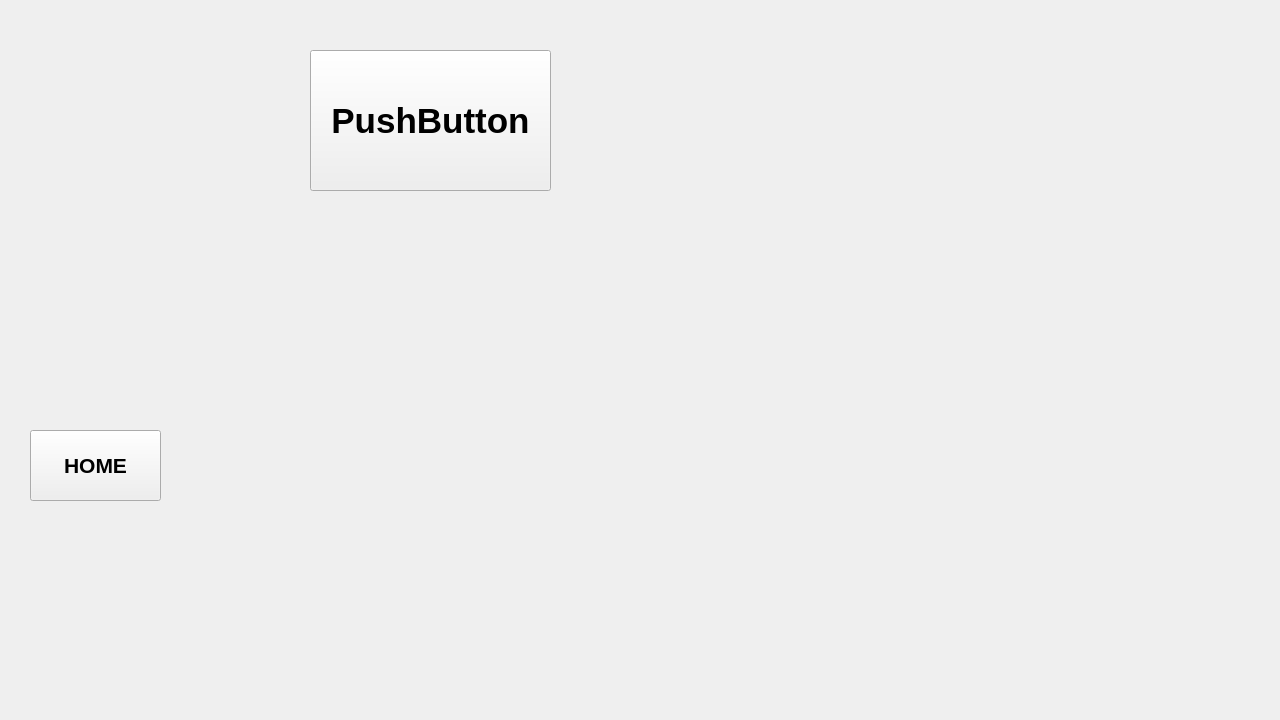
This is mainwindow.ui in solarpieter/SP515_Display_2 as Qt 5 draws it before an edit. The edited form follows.
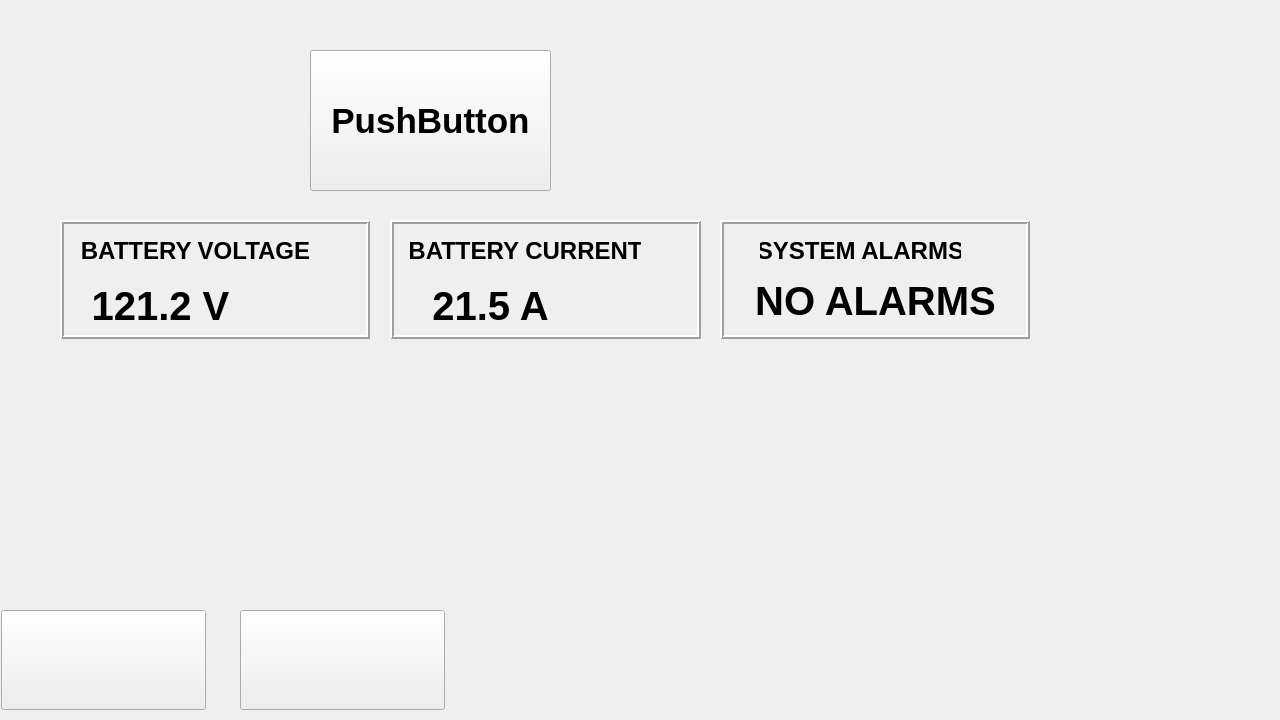
This is the edited form. The open tabs and pages were chosen to show the change. Icons and pictures are not drawn.

Commit message: Editing the Enable Disable page

Patch:
```diff
--- a/mainwindow.ui
+++ b/mainwindow.ui
@@ -1972,10 +1972,10 @@
      <widget class="QPushButton" name="pushButton_Enable_home">
       <property name="geometry">
        <rect>
-        <x>30</x>
-        <y>430</y>
-        <width>131</width>
-        <height>71</height>
+        <x>1</x>
+        <y>610</y>
+        <width>205</width>
+        <height>100</height>
        </rect>
       </property>
       <property name="font">
@@ -1985,8 +1985,251 @@
        </font>
       </property>
       <property name="text">
-       <string>HOME</string>
+       <string/>
       </property>
+      <property name="icon">
+       <iconset theme="QIcon::ThemeIcon::GoHome"/>
+      </property>
+      <property name="iconSize">
+       <size>
+        <width>80</width>
+        <height>80</height>
+       </size>
+      </property>
+     </widget>
+     <widget class="QPushButton" name="pushButton_menu_2">
+      <property name="geometry">
+       <rect>
+        <x>240</x>
+        <y>610</y>
+        <width>205</width>
+        <height>100</height>
+       </rect>
+      </property>
+      <property name="minimumSize">
+       <size>
+        <width>0</width>
+        <height>100</height>
+       </size>
+      </property>
+      <property name="font">
+       <font>
+        <pointsize>16</pointsize>
+       </font>
+      </property>
+      <property name="text">
+       <string/>
+      </property>
+      <property name="icon">
+       <iconset theme="preferences-system"/>
+      </property>
+      <property name="iconSize">
+       <size>
+        <width>80</width>
+        <height>80</height>
+       </size>
+      </property>
+     </widget>
+     <widget class="QFrame" name="frame_battery_voltage_2">
+      <property name="geometry">
+       <rect>
+        <x>60</x>
+        <y>220</y>
+        <width>310</width>
+        <height>119</height>
+       </rect>
+      </property>
+      <property name="frameShape">
+       <enum>QFrame::Shape::Box</enum>
+      </property>
+      <property name="frameShadow">
+       <enum>QFrame::Shadow::Raised</enum>
+      </property>
+      <property name="lineWidth">
+       <number>2</number>
+      </property>
+      <widget class="QLabel" name="label_battery_voltage_3">
+       <property name="geometry">
+        <rect>
+         <x>20</x>
+         <y>10</y>
+         <width>231</width>
+         <height>41</height>
+        </rect>
+       </property>
+       <property name="font">
+        <font>
+         <pointsize>18</pointsize>
+         <bold>true</bold>
+        </font>
+       </property>
+       <property name="lineWidth">
+        <number>0</number>
+       </property>
+       <property name="text">
+        <string>BATTERY VOLTAGE</string>
+       </property>
+       <property name="alignment">
+        <set>Qt::AlignmentFlag::AlignCenter</set>
+       </property>
+      </widget>
+      <widget class="QLabel" name="label_batt_volt_value_3">
+       <property name="geometry">
+        <rect>
+         <x>10</x>
+         <y>60</y>
+         <width>181</width>
+         <height>51</height>
+        </rect>
+       </property>
+       <property name="font">
+        <font>
+         <pointsize>30</pointsize>
+         <bold>true</bold>
+        </font>
+       </property>
+       <property name="frameShape">
+        <enum>QFrame::Shape::NoFrame</enum>
+       </property>
+       <property name="frameShadow">
+        <enum>QFrame::Shadow::Plain</enum>
+       </property>
+       <property name="lineWidth">
+        <number>0</number>
+       </property>
+       <property name="text">
+        <string>121.2 V</string>
+       </property>
+       <property name="alignment">
+        <set>Qt::AlignmentFlag::AlignCenter</set>
+       </property>
+      </widget>
+     </widget>
+     <widget class="QFrame" name="frame_battery_current_2">
+      <property name="geometry">
+       <rect>
+        <x>390</x>
+        <y>220</y>
+        <width>311</width>
+        <height>119</height>
+       </rect>
+      </property>
+      <property name="frameShape">
+       <enum>QFrame::Shape::Box</enum>
+      </property>
+      <property name="frameShadow">
+       <enum>QFrame::Shadow::Raised</enum>
+      </property>
+      <property name="lineWidth">
+       <number>2</number>
+      </property>
+      <widget class="QLabel" name="label_battery_current_3">
+       <property name="geometry">
+        <rect>
+         <x>20</x>
+         <y>10</y>
+         <width>231</width>
+         <height>41</height>
+        </rect>
+       </property>
+       <property name="font">
+        <font>
+         <pointsize>18</pointsize>
+         <bold>true</bold>
+        </font>
+       </property>
+       <property name="text">
+        <string>BATTERY CURRENT</string>
+       </property>
+       <property name="alignment">
+        <set>Qt::AlignmentFlag::AlignCenter</set>
+       </property>
+      </widget>
+      <widget class="QLabel" name="label_batt_current_value_3">
+       <property name="geometry">
+        <rect>
+         <x>10</x>
+         <y>60</y>
+         <width>181</width>
+         <height>51</height>
+        </rect>
+       </property>
+       <property name="font">
+        <font>
+         <pointsize>30</pointsize>
+         <bold>true</bold>
+        </font>
+       </property>
+       <property name="text">
+        <string>21.5 A</string>
+       </property>
+       <property name="alignment">
+        <set>Qt::AlignmentFlag::AlignCenter</set>
+       </property>
+      </widget>
+     </widget>
+     <widget class="QFrame" name="frame_system_alarms_2">
+      <property name="geometry">
+       <rect>
+        <x>720</x>
+        <y>220</y>
+        <width>310</width>
+        <height>119</height>
+       </rect>
+      </property>
+      <property name="frameShape">
+       <enum>QFrame::Shape::Box</enum>
+      </property>
+      <property name="frameShadow">
+       <enum>QFrame::Shadow::Raised</enum>
+      </property>
+      <property name="lineWidth">
+       <number>2</number>
+      </property>
+      <widget class="QLabel" name="label_system_alarms_3">
+       <property name="geometry">
+        <rect>
+         <x>40</x>
+         <y>10</y>
+         <width>201</width>
+         <height>41</height>
+        </rect>
+       </property>
+       <property name="font">
+        <font>
+         <pointsize>18</pointsize>
+         <bold>true</bold>
+        </font>
+       </property>
+       <property name="text">
+        <string>SYSTEM ALARMS</string>
+       </property>
+       <property name="alignment">
+        <set>Qt::AlignmentFlag::AlignCenter</set>
+       </property>
+      </widget>
+      <widget class="QLabel" name="label_alarms_value_3">
+       <property name="geometry">
+        <rect>
+         <x>10</x>
+         <y>50</y>
+         <width>291</width>
+         <height>61</height>
+        </rect>
+       </property>
+       <property name="font">
+        <font>
+         <pointsize>30</pointsize>
+         <bold>true</bold>
+        </font>
+       </property>
+       <property name="text">
+        <string>NO ALARMS</string>
+       </property>
+       <property name="alignment">
+        <set>Qt::AlignmentFlag::AlignCenter</set>
+       </property>
+      </widget>
      </widget>
     </widget>
    </widget>
```
Left out of the diff: 235 changed lines with no effect on the pictures. The commit also changes 2 other files.
